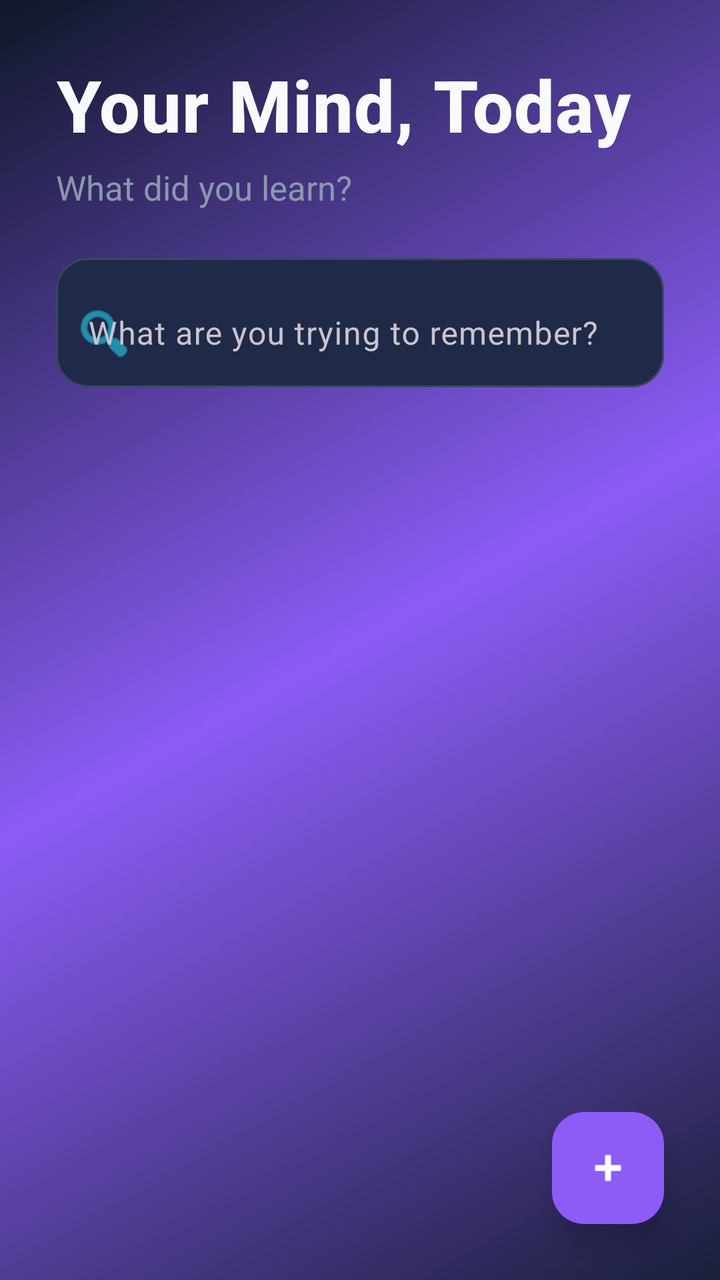
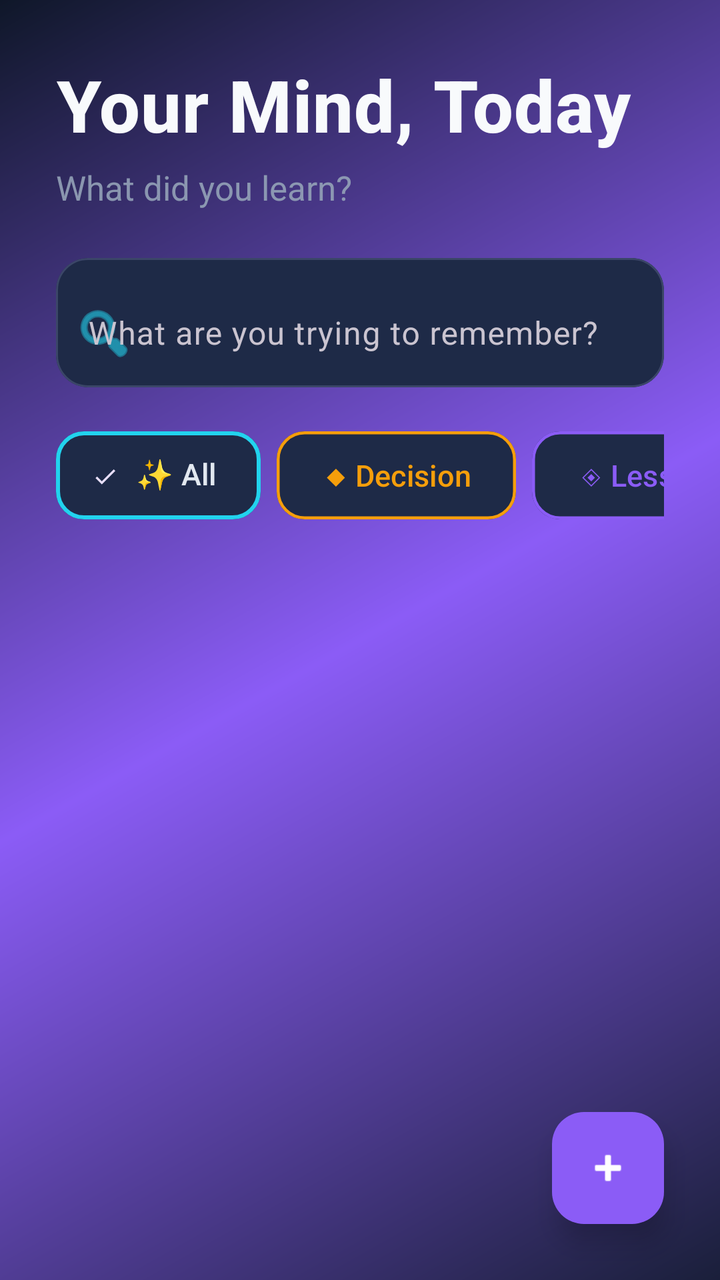

An Android layout rendered at two revisions. The XML below is the earlier revision; the diff shows what the commit changed to produce the second picture.
<!-- AndroidManifest.xml: application theme Theme.SecondBrainLite -->
<!-- res/layout/activity_main.xml -->
<?xml version="1.0" encoding="utf-8"?>
<androidx.coordinatorlayout.widget.CoordinatorLayout 
    xmlns:android="http://schemas.android.com/apk/res/android"
    xmlns:app="http://schemas.android.com/apk/res-auto"
    android:layout_width="match_parent"
    android:layout_height="match_parent"
    android:background="@drawable/gradient_background">

    <LinearLayout
        android:layout_width="match_parent"
        android:layout_height="match_parent"
        android:orientation="vertical">

        
        <LinearLayout
            android:layout_width="match_parent"
            android:layout_height="wrap_content"
            android:orientation="vertical"
            android:padding="28dp"
            android:paddingTop="32dp">

            <TextView
                android:layout_width="wrap_content"
                android:layout_height="wrap_content"
                android:text="@string/header_your_mind"
                android:textColor="@color/text_off_white"
                android:textSize="36sp"
                android:textStyle="bold"
                android:letterSpacing="0.01"
                android:fontFamily="sans-serif-medium"/>

            <TextView
                android:layout_width="wrap_content"
                android:layout_height="wrap_content"
                android:text="@string/subtext_what_learned"
                android:textColor="@color/text_secondary"
                android:textSize="17sp"
                android:layout_marginTop="6dp"
                android:alpha="0.9"/>

            
            <com.google.android.material.card.MaterialCardView
                android:layout_width="match_parent"
                android:layout_height="wrap_content"
                android:layout_marginTop="24dp"
                app:cardBackgroundColor="@color/card_background"
                app:cardCornerRadius="16dp"
                app:cardElevation="0dp"
                app:strokeWidth="1dp"
                app:strokeColor="@color/card_stroke">

                <com.google.android.material.textfield.TextInputLayout
                    android:layout_width="match_parent"
                    android:layout_height="wrap_content"
                    style="@style/Widget.Material3.TextInputLayout.FilledBox.Dense"
                    app:boxBackgroundMode="none"
                    app:startIconDrawable="@android:drawable/ic_menu_search"
                    app:startIconTint="@color/primary_cyan"
                    app:hintTextColor="@color/text_tertiary">

                    <com.google.android.material.textfield.TextInputEditText
                        android:id="@+id/searchEditText"
                        android:layout_width="match_parent"
                        android:layout_height="wrap_content"
                        android:hint="@string/search_hint"
                        android:textColor="@color/text_primary"
                        android:textColorHint="@color/text_tertiary"
                       android:textSize="16sp"
                        android:maxLines="1"
                        android:paddingVertical="16dp"
                        android:background="@android:color/transparent"
                        android:imeOptions="actionSearch"/>

                </com.google.android.material.textfield.TextInputLayout>

            </com.google.android.material.card.MaterialCardView>

        </LinearLayout>

        
        <androidx.recyclerview.widget.RecyclerView
            android:id="@+id/thoughtsRecyclerView"
            android:layout_width="match_parent"
            android:layout_height="0dp"
            android:layout_weight="1"
            android:paddingHorizontal="20dp"
            android:paddingBottom="16dp"
            android:clipToPadding="false"
            android:overScrollMode="never"/>

        
        <LinearLayout
            android:id="@+id/emptyStateContainer"
            android:layout_width="match_parent"
            android:layout_height="0dp"
            android:layout_weight="1"
            android:orientation="vertical"
            android:gravity="center"
            android:visibility="gone"
            android:padding="48dp">

            <TextView
                android:layout_width="wrap_content"
                android:layout_height="wrap_content"
                android:text="✨"
                android:textSize="64sp"
                android:layout_marginBottom="16dp"/>

            <TextView
                android:id="@+id/emptyStateTextView"
                android:layout_width="wrap_content"
                android:layout_height="wrap_content"
                android:text="@string/no_thoughts_yet"
                android:textColor="@color/text_secondary"
                android:textSize="18sp"
                android:gravity="center"
                android:alpha="0.8"/>

        </LinearLayout>

        
        <FrameLayout
            android:id="@+id/bannerAdContainer"
            android:layout_width="match_parent"
            android:layout_height="wrap_content"
            android:layout_gravity="bottom"
            android:layout_marginBottom="96dp"
            android:background="@color/card_background"
            android:elevation="4dp"/>

    </LinearLayout>

    
    <com.google.android.material.floatingactionbutton.FloatingActionButton
        android:id="@+id/addThoughtFab"
        android:layout_width="wrap_content"
        android:layout_height="wrap_content"
        android:layout_gravity="bottom|end"
        android:layout_margin="28dp"
        android:src="@android:drawable/ic_input_add"
        app:tint="@color/white"
        app:backgroundTint="@color/gradient_start"
        app:elevation="8dp"
        app:pressedTranslationZ="12dp"
        app:rippleColor="@color/glass_overlay_strong"
        app:fabSize="normal"
        android:contentDescription="@string/add_thought_title"
        android:stateListAnimator="@null"/>

</androidx.coordinatorlayout.widget.CoordinatorLayout>
<!-- resources referenced by this layout -->
<resources>
  <color name="card_background">#1E2A47</color>
  <color name="card_stroke">#3B4668</color>
  <color name="glass_overlay_strong">#33FFFFFF</color>
  <color name="gradient_start">#8B5CF6</color>
  <color name="primary_cyan">#22D3EE</color>
  <color name="text_off_white">#F8FAFC</color>
  <color name="text_primary">#E2E8F0</color>
  <color name="text_secondary">#94A3B8</color>
  <color name="text_tertiary">#64748B</color>
  <color name="white">#FFFFFF</color>
  <!-- drawable gradient_background (drawable) -->
  <?xml version="1.0" encoding="utf-8"?>
  <shape xmlns:android="http://schemas.android.com/apk/res/android">
      <gradient
          android:angle="135"
          android:startColor="@color/background_gradient_start"
          android:centerColor="@color/gradient_start"
          android:endColor="@color/background_gradient_end"
          android:type="linear" />
  </shape>
  <string name="add_thought_title">New Thought</string>
  <string name="header_your_mind">Your Mind, Today</string>
  <string name="no_thoughts_yet">No thoughts yet. Tap + to add your first one.</string>
  <string name="search_hint">What are you trying to remember?</string>
  <string name="subtext_what_learned">What did you learn?</string>
  <style name="Theme.SecondBrainLite" parent="Base.Theme.SecondBrainLite" />
  <color name="background_gradient_start">#1A1F3A</color>
  <color name="background_gradient_end">#0F1729</color>
  <style name="Base.Theme.SecondBrainLite" parent="Theme.Material3.Dark.NoActionBar">
          
          <item name="colorPrimary">@color/primary_soft_blue</item>
          <item name="colorPrimaryVariant">@color/primary_soft_blue</item>
          <item name="colorOnPrimary">@color/background_dark_navy</item>
          
          
          <item name="colorSecondary">@color/secondary_green</item>
          <item name="colorSecondaryVariant">@color/secondary_green</item>
          <item name="colorOnSecondary">@color/background_dark_navy</item>
          
          
          <item name="android:colorBackground">@color/background_dark_navy</item>
          <item name="colorSurface">@color/card_background</item>
          <item name="colorOnSurface">@color/text_off_white</item>
          
          
          <item name="android:textColorPrimary">@color/text_off_white</item>
          <item name="android:textColorSecondary">@color/text_secondary</item>
          
          
          <item name="android:statusBarColor">@color/background_dark_navy</item>
          <item name="android:windowLightStatusBar" tools:targetApi="m">false</item>
          
          
          <item name="android:navigationBarColor">@color/background_dark_navy</item>
      </style>
  <color name="primary_soft_blue">#3B82F6</color>
  <color name="background_dark_navy">#0A0E27</color>
  <color name="secondary_green">#10B981</color>
</resources>

<!-- the commit's change to res/layout/activity_main.xml (unified diff, before → after) -->
@@ -74,6 +74,95 @@
                 </com.google.android.material.textfield.TextInputLayout>
 
             </com.google.android.material.card.MaterialCardView>
+
+            
+            <HorizontalScrollView
+                android:layout_width="match_parent"
+                android:layout_height="wrap_content"
+                android:layout_marginTop="20dp"
+                android:scrollbars="none"
+                android:overScrollMode="never">
+
+                <com.google.android.material.chip.ChipGroup
+                    android:id="@+id/categoryFilterChips"
+                    android:layout_width="wrap_content"
+                    android:layout_height="wrap_content"
+                    android:orientation="horizontal"
+                    app:singleSelection="false"
+                    app:chipSpacing="12dp">
+
+                    
+                    <com.google.android.material.chip.Chip
+                        android:id="@+id/chipAll"
+                        android:layout_width="wrap_content"
+                        android:layout_height="wrap_content"
+                        android:text="✨ All"
+                        android:textColor="@color/text_primary"
+                        android:textSize="15sp"
+                        app:chipBackgroundColor="@color/card_background"
+                        app:chipStrokeColor="@color/primary_cyan"
+                        app:chipStrokeWidth="2dp"
+                        app:chipCornerRadius="14dp"
+                        app:chipMinHeight="44dp"
+                        app:chipStartPadding="16dp"
+                        app:chipEndPadding="16dp"
+                        android:checked="true"
+                        style="@style/Widget.Material3.Chip.Filter"/>
+
+                    
+                    <com.google.android.material.chip.Chip
+                        android:id="@+id/chipDecision"
+                        android:layout_width="wrap_content"
+                        android:layout_height="wrap_content"
+                        android:text="◆ Decision"
+                        android:textColor="@color/category_decision"
+                        android:textSize="15sp"
+                        app:chipBackgroundColor="@color/card_background"
+                        app:chipStrokeColor="@color/category_decision"
+                        app:chipStrokeWidth="1.5dp"
+                        app:chipCornerRadius="14dp"
+                        app:chipMinHeight="44dp"
+                        app:chipStartPadding="16dp"
+                        app:chipEndPadding="16dp"
+                        style="@style/Widget.Material3.Chip.Filter"/>
+
+                    
+                    <com.google.android.material.chip.Chip
+                        android:id="@+id/chipLesson"
+                        android:layout_width="wrap_content"
+                        android:layout_height="wrap_content"
+                        android:text="◈ Lesson"
+                        android:textColor="@color/category_lesson"
+                        android:textSize="15sp"
+                        app:chipBackgroundColor="@color/card_background"
+                        app:chipStrokeColor="@color/category_lesson"
+                        app:chipStrokeWidth="1.5dp"
+                        app:chipCornerRadius="14dp"
+                        app:chipMinHeight="44dp"
+                        app:chipStartPadding="16dp"
+                        app:chipEndPadding="16dp"
+                        style="@style/Widget.Material3.Chip.Filter"/>
+
+                    
+                    <com.google.android.material.chip.Chip
+                        android:id="@+id/chipReflection"
+                        android:layout_width="wrap_content"
+                        android:layout_height="wrap_content"
+                        android:text="★ Reflection"
+                        android:textColor="@color/category_reflection"
+                        android:textSize="15sp"
+                        app:chipBackgroundColor="@color/card_background"
+                        app:chipStrokeColor="@color/category_reflection"
+                        app:chipStrokeWidth="1.5dp"
+                        app:chipCornerRadius="14dp"
+                        app:chipMinHeight="44dp"
+                        app:chipStartPadding="16dp"
+                        app:chipEndPadding="16dp"
+                        style="@style/Widget.Material3.Chip.Filter"/>
+
+                </com.google.android.material.chip.ChipGroup>
+
+            </HorizontalScrollView>
 
         </LinearLayout>
 
<!-- resource entries referenced after the edit -->
@@ -2,6 +2,9 @@
 <resources>
   <color name="card_background">#1E2A47</color>
   <color name="card_stroke">#3B4668</color>
+  <color name="category_decision">#F59E0B</color>
+  <color name="category_lesson">#8B5CF6</color>
+  <color name="category_reflection">#EC4899</color>
   <color name="glass_overlay_strong">#33FFFFFF</color>
   <color name="gradient_start">#8B5CF6</color>
   <color name="primary_cyan">#22D3EE</color>
